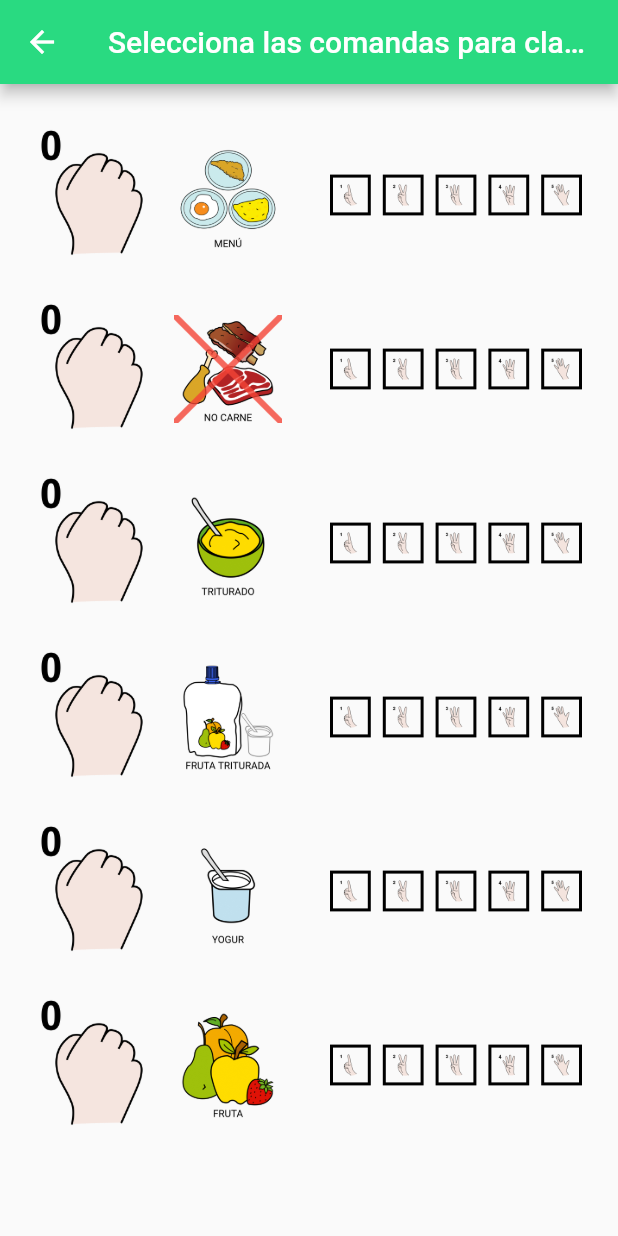
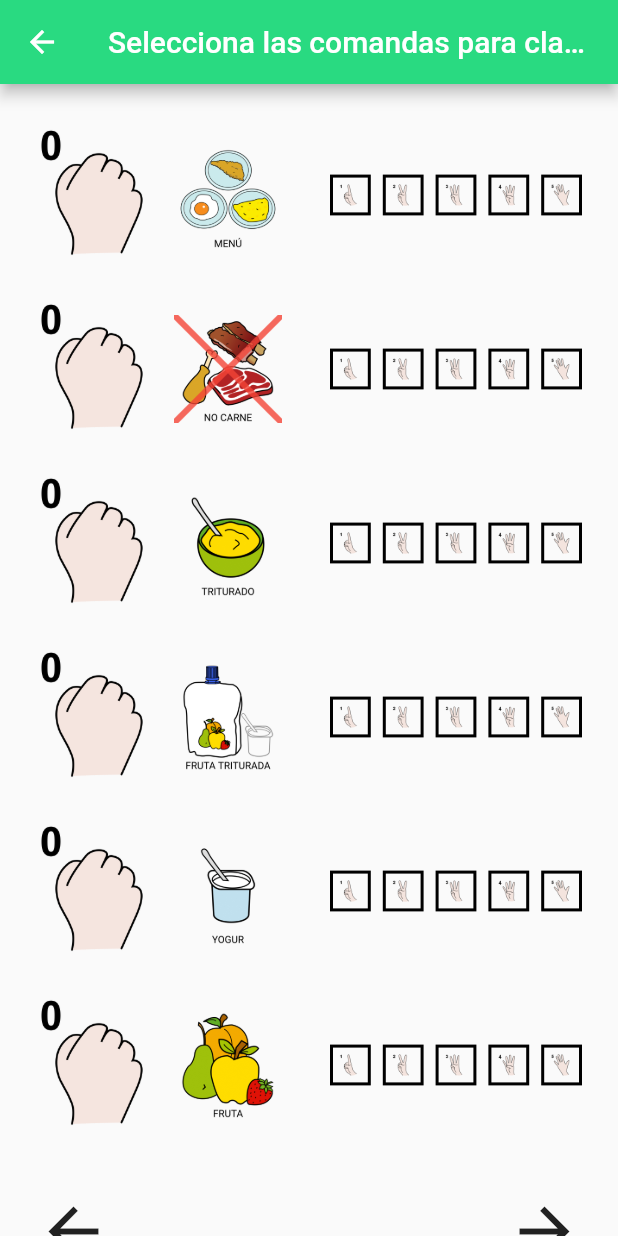
Before and after one commit to teresitarg22/IncluyeME-UGR, a Flutter app: the TaskCommandImage screen opened directly, on a phone screen of 412 x 824 dp. Run offline on Flutter 3.47's test engine with Material 2 defaults, Android fonts, the phone set to English and light mode, and no system bars; our stand-ins replace convert, flutter_form_builder, flutter_typeahead, google_fonts, image_picker, multi_select_flutter and 1 more; missing offline and left inert: postgres; accounts and stored records are empty.

Commit message:
Navegabilidad adelante

```diff
--- a/incluye_me/lib/model/logic_database.dart
+++ b/incluye_me/lib/model/logic_database.dart
@@ -158,10 +158,4 @@ class LogicDatabase {
     await request(
         "INSERT INTO asignada (nombre, fecha_tarea) VALUES ('$nombre', '$fecha')");
   }
-
-  // ----------------------------------------------------
-  // Funcion para obtener la lista de aulas
-  Future<List<Map<String, Map<String, dynamic>>>> listaAulas() async {
-    return await request("SELECT * FROM aula");
-  }
 }
--- a/incluye_me/lib/views/classroom_choose.dart
+++ b/incluye_me/lib/views/classroom_choose.dart
@@ -79,7 +79,6 @@ class _ClaseDropdownState extends State<ClaseDropdown> {
                             _selectedClase = value;
                           });
                         },
-
                         items: _classList.map((clase) {
                           return DropdownMenuItem<String>(
                             value: clase,
@@ -114,7 +113,7 @@ class _ClaseDropdownState extends State<ClaseDropdown> {
                           setState(() {
                             Map<String, int> amount_aux = result['menu'];
 
-                            amount[result['clase']] = amount_aux ;
+                            amount[result['clase']] = amount_aux;
 
                             _classList.remove(result['clase']);
                             _selectedClase =
--- a/incluye_me/lib/views/command_task_image.dart
+++ b/incluye_me/lib/views/command_task_image.dart
@@ -2,7 +2,7 @@ import 'package:flutter/material.dart';
 import 'package:incluye_me/views/classroom_choose_image.dart';
 import '../views/user_list.dart';
 import '../views/home_view.dart';
-import 'classroom_choose.dart';
+import 'classroom_choose_image.dart';
 
 void main() {
   runApp(const MyApp());
@@ -29,7 +29,7 @@ class MyApp extends StatelessWidget {
 
 class TaskCommandImage extends StatefulWidget {
   final String? clase;
-  const TaskCommandImage({super.key, required this.clase});
+  const TaskCommandImage({Key? key, required this.clase});
 
   @override
   _CreateTaskImageCommandState createState() => _CreateTaskImageCommandState();
@@ -44,11 +44,10 @@ class _CreateTaskImageCommandState extends State<TaskCommandImage> {
     'assets/yogur.png',
     'assets/fruta.png'
   ]; // Lista de menús
-  Map<String, Map<String, int>> amount =
-      {}; // Mapa para guardar la cantidad seleccionada de cada menú por clase
+
+  Map<String, int> amount = {};
   Map<String, int> numeros = {};
-  //List<String> classroom = ['Clase 1', 'Clase 2', 'Clase 3']; // Lista de clases
-  //int currentClassIndex = 0; // Índice de la clase actual
+  int currentClassIndex = 0;
 
   late String current_class;
   Map<String, String> contador = {};
@@ -59,10 +58,10 @@ class _CreateTaskImageCommandState extends State<TaskCommandImage> {
 
     current_class = widget.clase!;
 
-    amount[current_class] = {};
+    amount = {};
 
     for (var menu in menus) {
-      amount[current_class]![menu] = 0;
+      amount[menu] = 0;
     }
 
     numeros["assets/uno.png"] = 1;
@@ -77,14 +76,6 @@ class _CreateTaskImageCommandState extends State<TaskCommandImage> {
     contador["assets/fruta_triturada.png"] = 'assets/cero.png';
     contador["assets/yogur.png"] = 'assets/cero.png';
     contador["assets/fruta.png"] = 'assets/cero.png';
-
-    /*
-    for (var clas in classroom) {
-      amount[clas] = {};
-      for (var menu in menus) {
-        amount[clas]![menu] = 0;
-      }
-    }*/
   }
 
   @override
@@ -112,7 +103,36 @@ class _CreateTaskImageCommandState extends State<TaskCommandImage> {
           buildRowWithImages('assets/puré.png', repeatedImages),
           buildRowWithImages('assets/fruta_triturada.png', repeatedImages),
           buildRowWithImages('assets/yogur.png', repeatedImages),
-          buildRowWithImages('assets/fruta.png', repeatedImages)
+          buildRowWithImages('assets/fruta.png', repeatedImages),
+          SizedBox(height: 20), // Separación entre los elementos de cada menú
+          Row(
+            mainAxisAlignment: MainAxisAlignment.spaceBetween,
+            children: [
+              IconButton(
+                icon: Icon(Icons.arrow_back),
+                iconSize: 50.0,
+                onPressed: () {
+                  if (currentClassIndex > 0) {
+                    setState(() {
+                      currentClassIndex--;
+                    });
+                  } else {
+                    // Navega a la página anterior o realiza otra acción cuando se está en la primera clase
+                  }
+                },
+              ),
+              IconButton(
+                icon: Icon(Icons.arrow_forward),
+                iconSize: 50.0,
+                onPressed: () {
+                  Navigator.pop(
+                    context,
+                    {'clase': current_class, 'menu': amount},
+                  );
+                },
+              ),
+            ],
+          ),
         ],
       ),
     );
@@ -160,13 +180,10 @@ class _CreateTaskImageCommandState extends State<TaskCommandImage> {
                         onTap: () {
                           setState(() {
                             selectedImagePath = imagePath;
-                            if (amount.containsKey(current_class)) {
-                              if (amount[current_class] != null &&
-                                  amount[current_class]![mainImagePath] !=
-                                      null &&
+                            if (amount.containsKey(mainImagePath)) {
+                              if (amount[mainImagePath] != null &&
                                   numeros[imagePath] != null) {
-                                amount[current_class]![mainImagePath] =
-                                    numeros[imagePath]!;
+                                amount[mainImagePath] = numeros[imagePath]!;
                               }
                             }
 
```
Also changed, not shown: incluye_me/lib/views/classroom_choose_image.dart (+57 -63 lines), incluye_me/lib/views/sumary_page_image.dart (added, +46 -0 lines).
